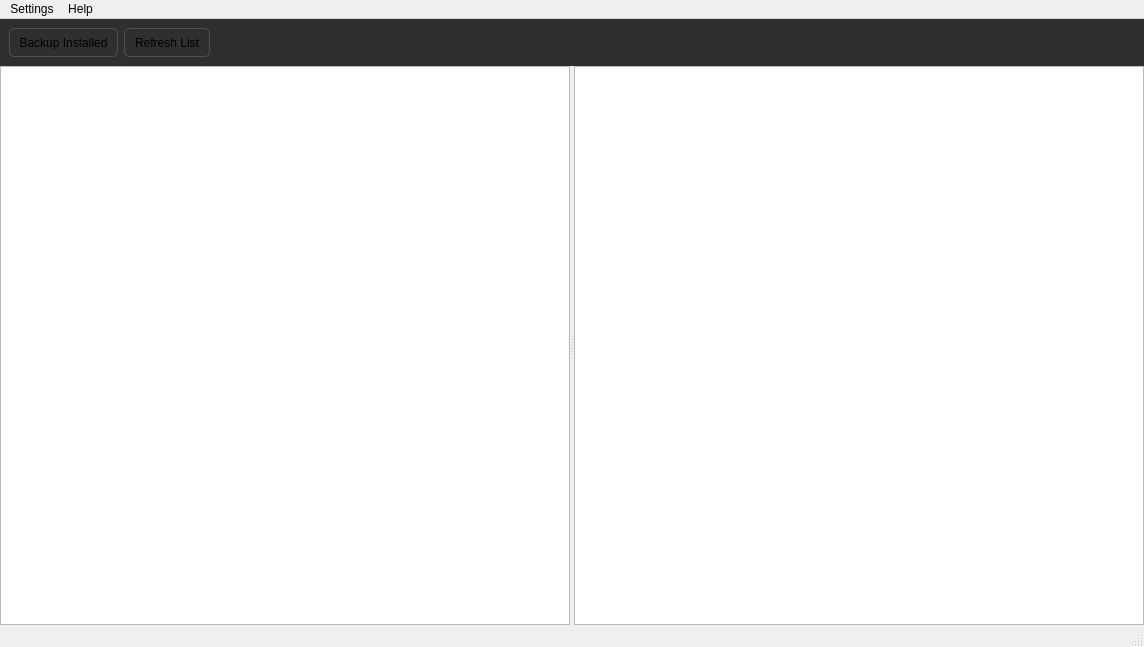
The window that mainwindow.ui (darthtenebrus/linion) describes before a commit, drawn with Qt 5.
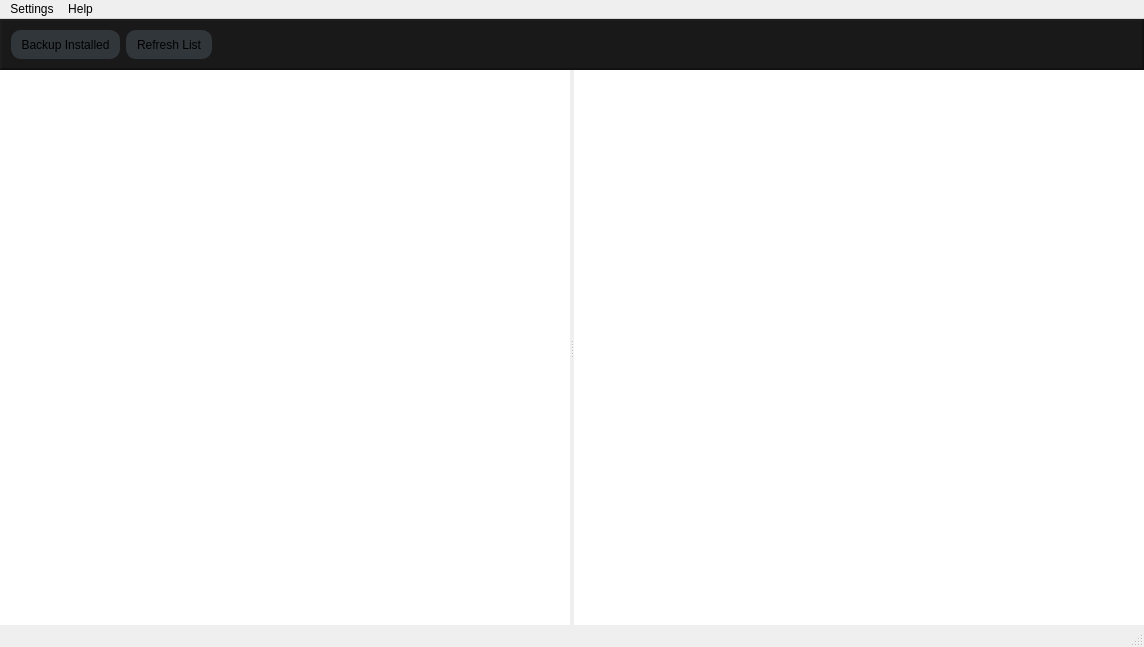
The same window after the commit. Icons and pictures are not drawn.

```diff
--- a/mainwindow.ui
+++ b/mainwindow.ui
@@ -25,9 +25,9 @@
     </sizepolicy>
    </property>
    <property name="styleSheet">
-    <string notr="true">QToolButton { border: 1px solid; border-radius: 5px; border-color: rgb(80, 80, 80); padding: 5px; }
-QToolButton:hover {  background-color: rgb(88, 88, 88) }
-#TopFrame { background-color:rgb(47, 47, 47)}</string>
+    <string notr="true">QToolButton { border: 1px solid; border-radius: 10px; border-color:  rgb(49, 54, 59); padding: 5px; background-color: rgb(49, 54, 59)}
+QToolButton:hover {  background-color: rgb(89, 94, 99); }
+#TopFrame { background-color: rgba(25, 25, 25); }</string>
    </property>
    <layout class="QVBoxLayout" name="verticalLayout" stretch="0,1">
     <property name="spacing">
@@ -54,11 +54,14 @@
        </sizepolicy>
       </property>
       <property name="frameShape">
-       <enum>QFrame::NoFrame</enum>
+       <enum>QFrame::Panel</enum>
       </property>
       <property name="frameShadow">
        <enum>QFrame::Raised</enum>
       </property>
+      <property name="lineWidth">
+       <number>2</number>
+      </property>
       <layout class="QHBoxLayout" name="horizontalLayout">
        <item>
         <widget class="QToolButton" name="backupButton">
@@ -158,6 +161,18 @@
          <height>16777215</height>
         </size>
        </property>
+       <property name="frameShape">
+        <enum>QFrame::NoFrame</enum>
+       </property>
+       <property name="frameShadow">
+        <enum>QFrame::Raised</enum>
+       </property>
+       <property name="lineWidth">
+        <number>2</number>
+       </property>
+       <property name="midLineWidth">
+        <number>0</number>
+       </property>
        <property name="indentation">
         <number>10</number>
        </property>
@@ -184,6 +199,15 @@
          <height>0</height>
         </size>
        </property>
+       <property name="frameShape">
+        <enum>QFrame::NoFrame</enum>
+       </property>
+       <property name="frameShadow">
+        <enum>QFrame::Raised</enum>
+       </property>
+       <property name="lineWidth">
+        <number>1</number>
+       </property>
        <property name="html">
         <string notr="true">&lt;!DOCTYPE HTML PUBLIC &quot;-//W3C//DTD HTML 4.0//EN&quot; &quot;http://www.w3.org/TR/REC-html40/strict.dtd&quot;&gt;
 &lt;html&gt;&lt;head&gt;&lt;meta name=&quot;qrichtext&quot; content=&quot;1&quot; /&gt;&lt;style type=&quot;text/css&quot;&gt;
```
